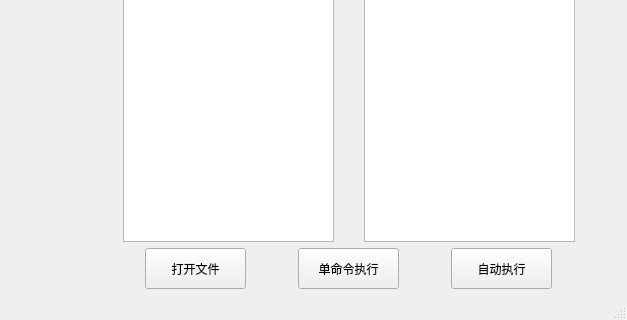
The window that computer/Interface.ui (MaXin-noob/principles-of-Computer) describes before a commit, drawn with Qt 5; both pictures show x 545 to 1172 and y 590 to 910 of the 1172 by 910 pixel window.
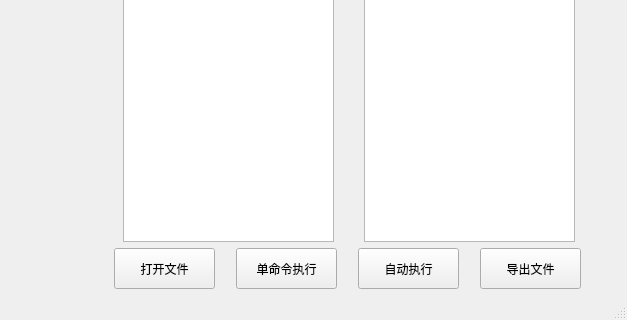
The same window after the commit. Icons and pictures are not drawn.

Commit message: 增加文件保存功能

Patch:
```diff
--- a/computer/Interface.ui
+++ b/computer/Interface.ui
@@ -1187,6 +1187,25 @@
             </property>
            </widget>
           </item>
+          <item>
+           <widget class="QPushButton" name="pushButton_4">
+            <property name="minimumSize">
+             <size>
+              <width>101</width>
+              <height>41</height>
+             </size>
+            </property>
+            <property name="maximumSize">
+             <size>
+              <width>101</width>
+              <height>41</height>
+             </size>
+            </property>
+            <property name="text">
+             <string>导出文件</string>
+            </property>
+           </widget>
+          </item>
          </layout>
         </item>
        </layout>
```
The commit also changes 5 other files.
